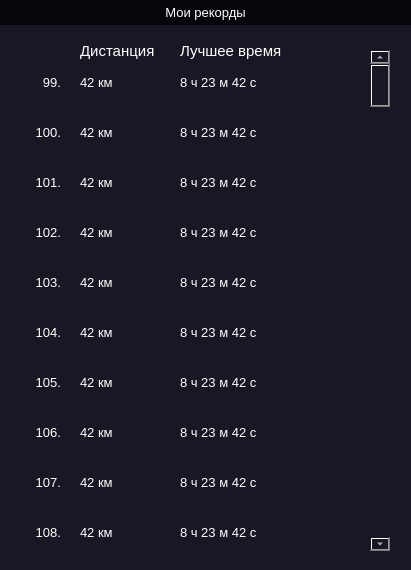
Old version of the form Program/new_design/my_records.ui in the repository Daniil-Solo/Training-tracker.
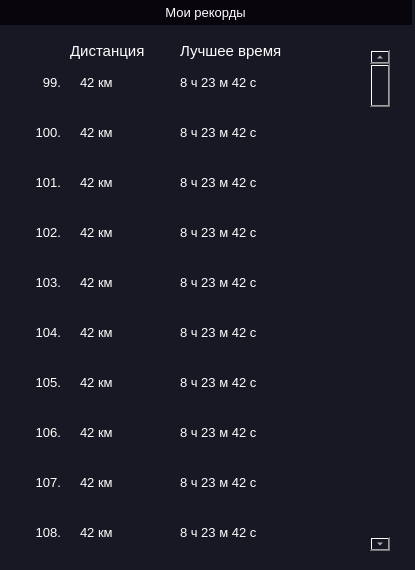
New version of the form. Icons and pictures are not drawn.

Commit message: finish names for all windows

What changed in the file:
```diff
--- a/Program/new_design/my_records.ui
+++ b/Program/new_design/my_records.ui
@@ -6,7 +6,7 @@
    <rect>
     <x>0</x>
     <y>0</y>
-    <width>411</width>
+    <width>415</width>
     <height>570</height>
    </rect>
   </property>
@@ -89,9 +89,9 @@
    <widget class="QLabel" name="label_2">
     <property name="geometry">
      <rect>
-      <x>80</x>
+      <x>70</x>
       <y>40</y>
-      <width>91</width>
+      <width>101</width>
       <height>21</height>
      </rect>
     </property>
@@ -109,7 +109,7 @@
      <rect>
       <x>180</x>
       <y>40</y>
-      <width>121</width>
+      <width>151</width>
       <height>21</height>
      </rect>
     </property>
```
The commit also changes 4 other files.
